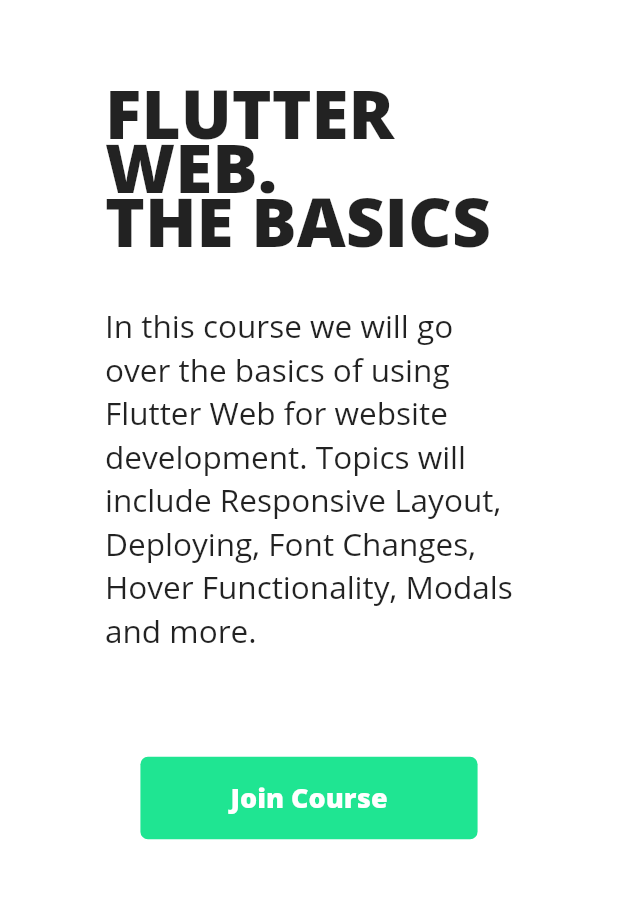
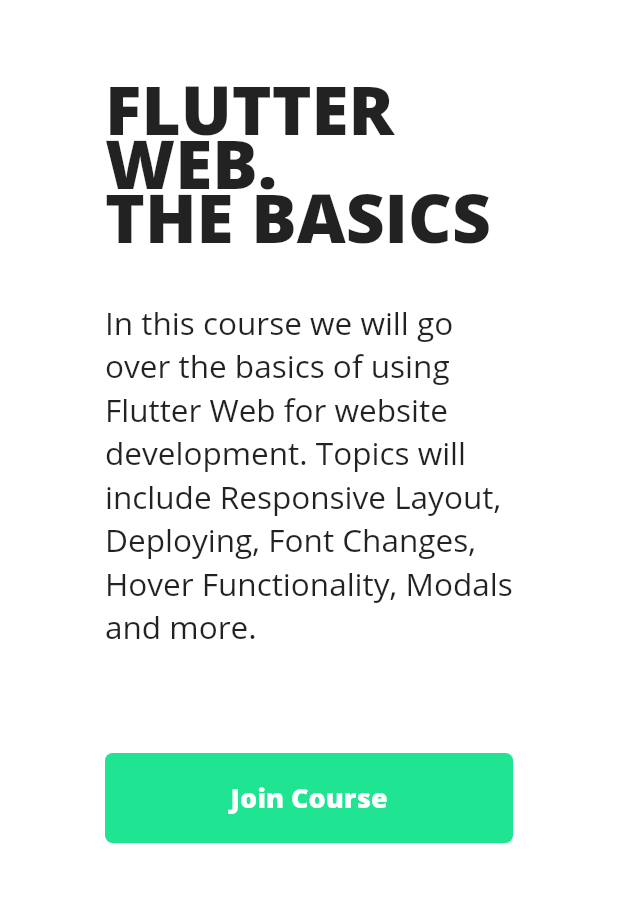
Before and after one commit to HappySingh7837/Flutter-Web, a Flutter app: the screen it shows after launch, on a phone screen of 412 x 824 dp, the part 210-1112 px from its top. Run offline on Flutter 3.47's test engine with Material 2 defaults, Android fonts, the phone set to English and light mode, and no system bars; our stand-ins replace responsive_builder.

Commit message:
responsive issue fixed

```diff
--- a/lib/widgets/course_btn/Course_btn.dart
+++ b/lib/widgets/course_btn/Course_btn.dart
@@ -1,24 +1,18 @@
 import 'package:flutter/material.dart';
+import 'package:responsive_builder/responsive_builder.dart';
+
+import 'course_btn_desktop.dart';
+import 'course_btn_mobile.dart';
 
 class CallToAction extends StatelessWidget {
   final String title;
-  const CallToAction(this.title);
+  CallToAction(this.title);
 
   @override
   Widget build(BuildContext context) {
-    return Container(
-      padding: const EdgeInsets.symmetric(horizontal: 60, vertical: 15),
-      child: Text(
-        title,
-        style: TextStyle(
-          fontSize: 18,
-          fontWeight: FontWeight.w800,
-          color: Colors.white,
-        ),
-      ),
-      decoration: BoxDecoration(
-          color: Color.fromARGB(255, 31, 229, 146),
-          borderRadius: BorderRadius.circular(5)),
+    return ScreenTypeLayout(
+      mobile: CallToActionMobile(title),
+      tablet: CallToActionTabletDesktop(title),
     );
   }
 }
--- /dev/null
+++ b/lib/widgets/course_btn/course_btn_desktop.dart
@@ -0,0 +1,25 @@
+import 'package:flutter/material.dart';
+
+class CallToActionTabletDesktop extends StatelessWidget {
+  final String title;
+  const CallToActionTabletDesktop(this.title);
+
+  @override
+  Widget build(BuildContext context) {
+    return Container(
+      padding: const EdgeInsets.symmetric(horizontal: 60, vertical: 15),
+      child: Text(
+        title,
+        style: TextStyle(
+          fontSize: 18,
+          fontWeight: FontWeight.w800,
+          color: Colors.white,
+        ),
+      ),
+      decoration: BoxDecoration(
+        color: Color.fromARGB(255, 31, 229, 146),
+        borderRadius: BorderRadius.circular(5),
+      ),
+    );
+  }
+}
--- /dev/null
+++ b/lib/widgets/course_btn/course_btn_mobile.dart
@@ -0,0 +1,26 @@
+import 'package:flutter/material.dart';
+
+class CallToActionMobile extends StatelessWidget {
+  final String title;
+  const CallToActionMobile(this.title);
+
+  @override
+  Widget build(BuildContext context) {
+    return  Container(
+      height: 60,
+      alignment: Alignment.center,
+      child: Text(
+        title,
+        style: TextStyle(
+          fontSize: 18,
+          fontWeight: FontWeight.w800,
+          color: Colors.white,
+        ),
+      ),
+      decoration: BoxDecoration(
+        color: Color.fromARGB(255, 31, 229, 146),
+        borderRadius: BorderRadius.circular(5),
+      ),
+    );
+  }
+}
```
